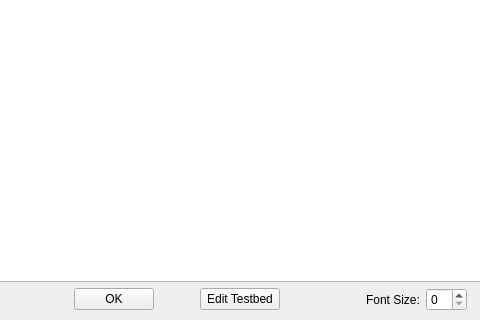
rmlockwood/FLExTrans, file TestbedLog.ui: the form before one commit; both pictures show x 180 to 660 and y 226 to 546 of the 900 by 546 pixel window.
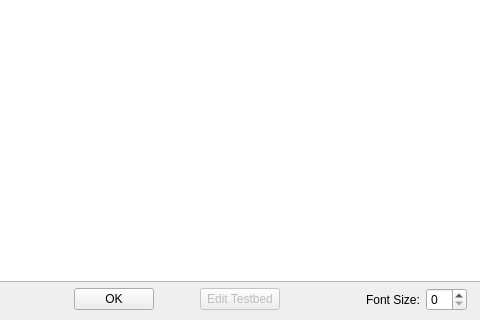
The form after the commit.

Commit message: set the edit testbed button to disabled

The edit to the form file:
```diff
--- a/TestbedLog.ui
+++ b/TestbedLog.ui
@@ -67,6 +67,9 @@
       </item>
       <item>
        <widget class="QPushButton" name="editTestbedButton">
+        <property name="enabled">
+         <bool>false</bool>
+        </property>
         <property name="text">
          <string>Edit Testbed</string>
         </property>
```
The commit also changes 3 other files.
